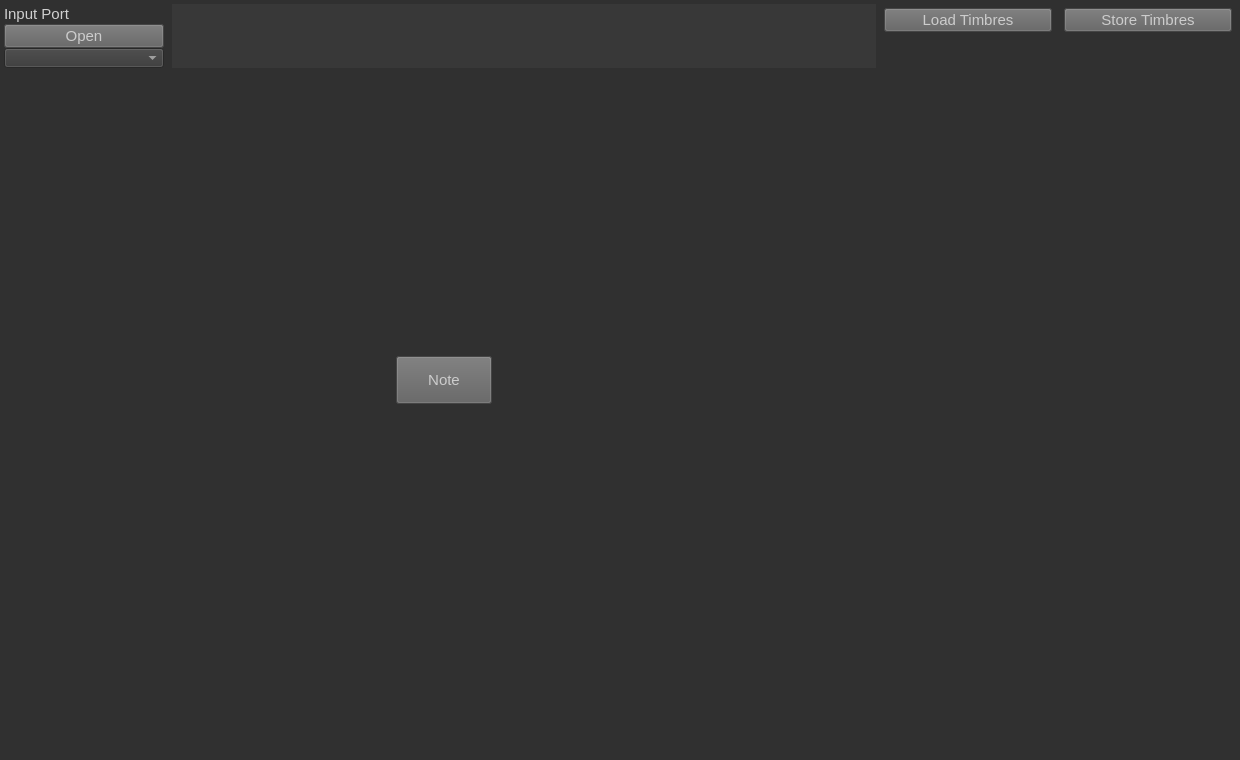
First picture: the form in qt/synthesizer/ChiptuneMidiSynthesizerWidgetForm.ui, repository Gaiger/ChiptuneMIDI, before the edit.
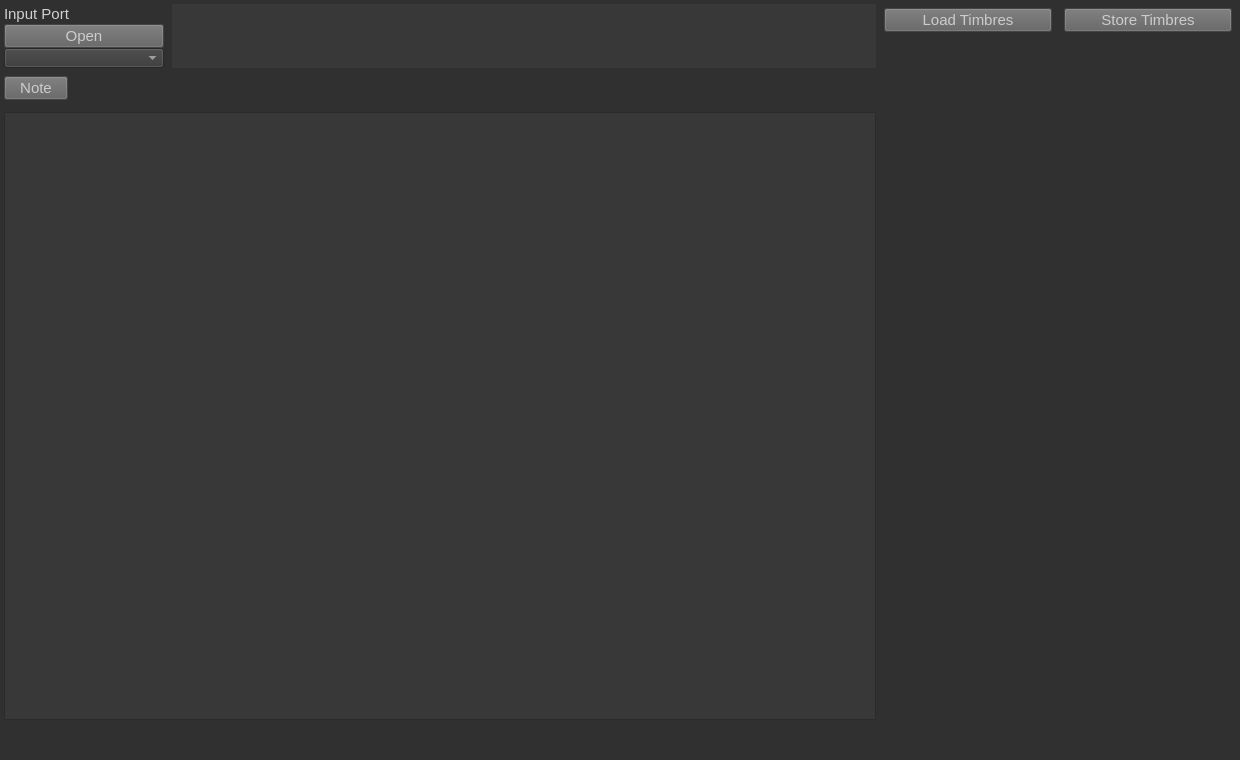
Second picture: the form after the edit.

Commit message:
feature(qt_synthesizer): add synthesizer sequencer boilerplate
- add SynthesizerSequencerWidget with note duration and note name rows

- show note names from A0 to G9 from left to right on the bottom row

- add SequencerScrollArea and adjust the synthesizer layout for the sequencer area

- center the initial sequencer view around A4

```diff
--- a/qt/synthesizer/ChiptuneMidiSynthesizerWidgetForm.ui
+++ b/qt/synthesizer/ChiptuneMidiSynthesizerWidgetForm.ui
@@ -128,16 +128,45 @@
   <widget class="QPushButton" name="NotePushButton">
    <property name="geometry">
     <rect>
-     <x>396</x>
-     <y>356</y>
-     <width>96</width>
-     <height>48</height>
+     <x>4</x>
+     <y>76</y>
+     <width>64</width>
+     <height>24</height>
     </rect>
    </property>
    <property name="text">
     <string>Note</string>
    </property>
   </widget>
+  <widget class="QScrollArea" name="SequencerScrollArea">
+   <property name="geometry">
+    <rect>
+     <x>4</x>
+     <y>112</y>
+     <width>872</width>
+     <height>608</height>
+    </rect>
+   </property>
+   <property name="styleSheet">
+    <string notr="true">QWidget {
+background-color: rgb(56, 56, 56);
+color: rgb(208, 208, 208);
+}</string>
+   </property>
+   <property name="widgetResizable">
+    <bool>true</bool>
+   </property>
+   <widget class="QWidget" name="scrollAreaWidgetContents">
+    <property name="geometry">
+     <rect>
+      <x>0</x>
+      <y>0</y>
+      <width>870</width>
+      <height>606</height>
+     </rect>
+    </property>
+   </widget>
+  </widget>
   <widget class="QWidget" name="TimbreListWidget" native="true">
    <property name="geometry">
     <rect>
```
The commit also changes 4 other files.
